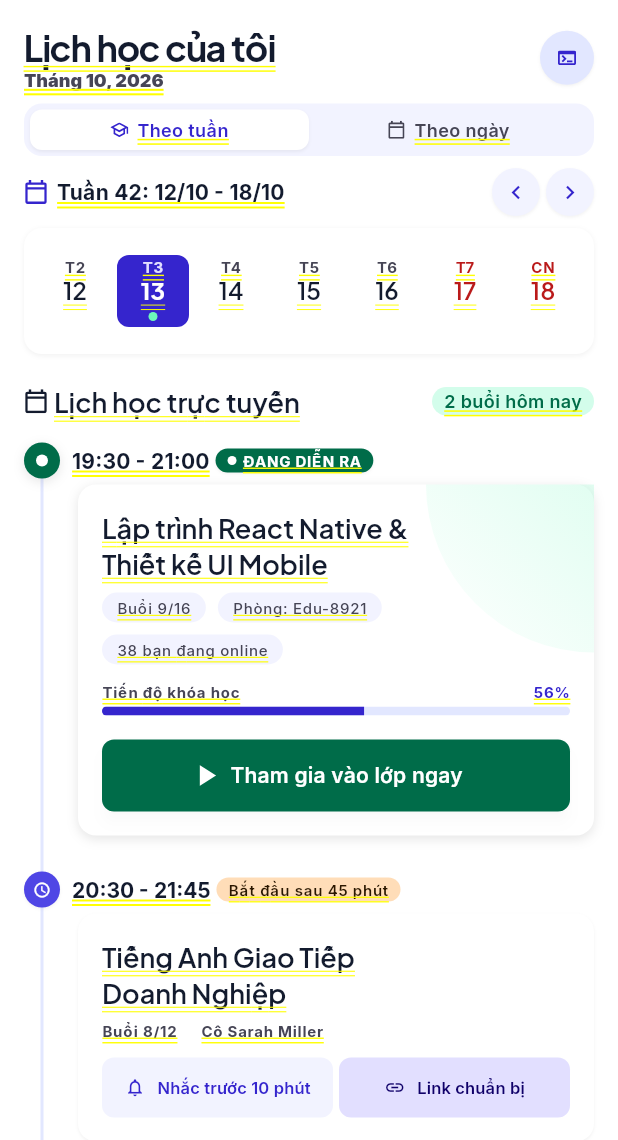
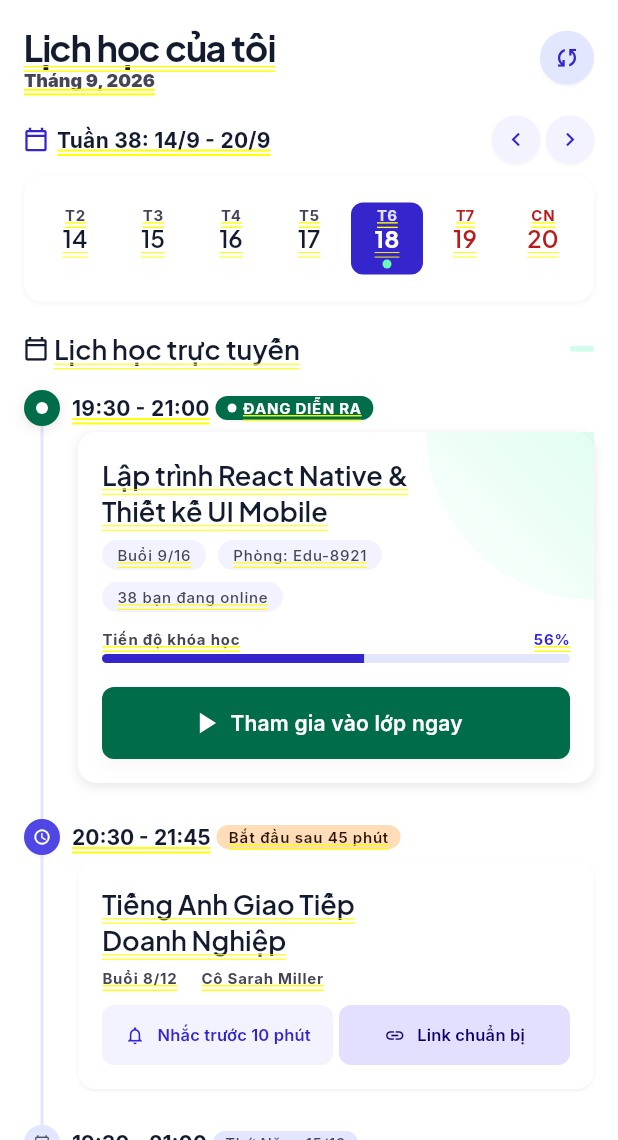
Before and after one commit to phungvanmanh/mobile-ofocus, a Flutter app: the ScheduleScreen screen opened directly, on a phone screen of 412 x 824 dp, the part 96-1236 px from its top. Run offline on Flutter 3.47's test engine with Material 3 defaults, Android fonts, the phone set to English and light mode, and no system bars; our stand-ins replace flutter_svg, fluttertoast, google_fonts, google_sign_in, image_picker, permission_handler and 1 more; missing offline and left inert: flutter_background, flutter_webrtc, livekit_client; accounts and stored records are empty.

Commit message:
Refactor SVG icons for classroom and home screens by removing unnecessary elements and optimizing dimensions. Update login and class management screens for improved error messaging and UI consistency. Enhance schedule screen functionality with dynamic week handling and improved date formatting.

```diff
--- a/lib/screens/login_screen.dart
+++ b/lib/screens/login_screen.dart
@@ -127,10 +127,7 @@ class _LoginScreenState extends State<LoginScreen> {
     if (!mounted) return;
 
     if (session == null) {
-      _showMessage(
-        'Đăng nhập thành công nhưng không lấy được token',
-        status: AppToastStatus.warning,
-      );
+      _showMessage('Đăng không thành công', status: AppToastStatus.warning);
       return;
     }
 
--- a/lib/screens/schedule_screen.dart
+++ b/lib/screens/schedule_screen.dart
@@ -15,11 +15,64 @@ class ScheduleScreen extends StatefulWidget {
 
 class _ScheduleScreenState extends State<ScheduleScreen> {
   int _modeIndex = 0;
-  int _selectedDayIndex = 1;
+  DateTime _weekStart = _mondayOfWeek(DateTime.now());
+  int? _manualDayIndex;
 
-  static const _weekDays = ['T2', 'T3', 'T4', 'T5', 'T6', 'T7', 'CN'];
-  static const _dates = ['12', '13', '14', '15', '16', '17', '18'];
+  static const _weekDayLabels = ['T2', 'T3', 'T4', 'T5', 'T6', 'T7', 'CN'];
   static const _weekendIndices = {5, 6};
+
+  static DateTime _mondayOfWeek(DateTime date) {
+    final day = DateTime(date.year, date.month, date.day);
+    return day.subtract(Duration(days: day.weekday - 1));
+  }
+
+  static int? _todayIndexInWeek(DateTime weekStart) {
+    final now = DateTime.now();
+    for (var i = 0; i < 7; i++) {
+      final day = weekStart.add(Duration(days: i));
+      if (day.year == now.year &&
+          day.month == now.month &&
+          day.day == now.day) {
+        return i;
+      }
+    }
+    return null;
+  }
+
+  int get _activeDayIndex =>
+      _manualDayIndex ?? _todayIndexInWeek(_weekStart) ?? 0;
+
+  static int _isoWeekNumber(DateTime date) {
+    final thursday = date.add(Duration(days: 4 - date.weekday));
+    final jan4 = DateTime(thursday.year, 1, 4);
+    final week1Monday = jan4.subtract(Duration(days: jan4.weekday - 1));
+    return ((thursday.difference(week1Monday).inDays) / 7).floor() + 1;
+  }
+
+  static String _formatDayMonth(DateTime date) => '${date.day}/${date.month}';
+
+  DateTime get _weekEnd => _weekStart.add(const Duration(days: 6));
+
+  List<String> get _weekDates => List.generate(
+    7,
+    (index) => '${_weekStart.add(Duration(days: index)).day}',
+  );
+
+  String get _currentMonthYear =>
+      'Tháng ${_weekStart.month}, ${_weekStart.year}';
+
+  String get _weekRangeLabel {
+    final weekNumber = _isoWeekNumber(_weekStart);
+    return 'Tuần $weekNumber: ${_formatDayMonth(_weekStart)} - '
+        '${_formatDayMonth(_weekEnd)}';
+  }
+
+  void _shiftWeek(int deltaWeeks) {
+    setState(() {
+      _weekStart = _weekStart.add(Duration(days: 7 * deltaWeeks));
+      _manualDayIndex = null;
+    });
+  }
 
   @override
   Widget build(BuildContext context) {
@@ -50,7 +103,7 @@ class _ScheduleScreenState extends State<ScheduleScreen> {
                             ),
                           ),
                           Text(
-                            'Tháng 10, 2026',
+                            _currentMonthYear,
                             style: GoogleFonts.inter(
                               fontSize: 12,
                               color: AppColors.textSecondary,
@@ -74,10 +127,10 @@ class _ScheduleScreenState extends State<ScheduleScreen> {
                   ],
                 ),
                 const SizedBox(height: 8),
-                _ModeSwitcher(
-                  selectedIndex: _modeIndex,
-                  onChanged: (index) => setState(() => _modeIndex = index),
-                ),
+                // _ModeSwitcher(
+                //   selectedIndex: _modeIndex,
+                //   onChanged: (index) => setState(() => _modeIndex = index),
+                // ),
               ],
             ),
           ),
@@ -98,7 +151,7 @@ class _ScheduleScreenState extends State<ScheduleScreen> {
                     ),
                     const SizedBox(width: 6),
                     Text(
-                      'Tuần 42: 12/10 - 18/10',
+                      _weekRangeLabel,
                       style: GoogleFonts.inter(
                         fontSize: 14,
                         fontWeight: FontWeight.w700,
@@ -107,7 +160,9 @@ class _ScheduleScreenState extends State<ScheduleScreen> {
                       ),
                     ),
                     const Spacer(),
-                    _IconCircleButton(
+                    GestureDetector(
+                      onTap: () => _shiftWeek(-1),
+                      child: _IconCircleButton(
                         size: 32,
                         backgroundColor: AppColors.surface,
                         child: Icon(
@@ -116,8 +171,11 @@ class _ScheduleScreenState extends State<ScheduleScreen> {
                           color: AppColors.primary,
                         ),
                       ),
+                    ),
                     const SizedBox(width: 4),
-                    _IconCircleButton(
+                    GestureDetector(
+                      onTap: () => _shiftWeek(1),
+                      child: _IconCircleButton(
                         size: 32,
                         backgroundColor: AppColors.surface,
                         child: Icon(
@@ -126,16 +184,17 @@ class _ScheduleScreenState extends State<ScheduleScreen> {
                           color: AppColors.primary,
                         ),
                       ),
+                    ),
                   ],
                 ),
                 const SizedBox(height: 8),
                 _WeekStrip(
-                  weekDays: _weekDays,
-                  dates: _dates,
+                  weekDays: _weekDayLabels,
+                  dates: _weekDates,
                   weekendIndices: _weekendIndices,
-                  selectedIndex: _selectedDayIndex,
+                  selectedIndex: _activeDayIndex,
                   onSelected: (index) =>
-                      setState(() => _selectedDayIndex = index),
+                      setState(() => _manualDayIndex = index),
                 ),
               ],
             ),
@@ -175,15 +234,6 @@ class _ScheduleScreenState extends State<ScheduleScreen> {
                         color: AppColors.successLight.withValues(alpha: 0.3),
                         borderRadius: BorderRadius.circular(999),
                       ),
-                      child: Text(
-                        '2 buổi hôm nay',
-                        style: GoogleFonts.inter(
-                          fontSize: 12,
-                          fontWeight: FontWeight.w600,
-                          letterSpacing: 0.24,
-                          color: AppColors.success,
-                        ),
-                      ),
                     ),
                   ],
                 ),
@@ -198,42 +248,39 @@ class _ScheduleScreenState extends State<ScheduleScreen> {
   }
 }
 
-class _ModeSwitcher extends StatelessWidget {
-  const _ModeSwitcher({
-    required this.selectedIndex,
-    required this.onChanged,
-  });
+// class _ModeSwitcher extends StatelessWidget {
+//   const _ModeSwitcher({required this.selectedIndex, required this.onChanged});
 
-  final int selectedIndex;
-  final ValueChanged<int> onChanged;
+//   final int selectedIndex;
+//   final ValueChanged<int> onChanged;
 
-  @override
-  Widget build(BuildContext context) {
-    return Container(
-      padding: const EdgeInsets.all(4),
-      decoration: BoxDecoration(
-        color: AppColors.surface,
-        borderRadius: BorderRadius.circular(12),
-      ),
-      child: Row(
-        children: [
-          _ModeTab(
-            label: 'Theo tuần',
-            iconAsset: 'assets/home/icons/7d99d.svg',
-            active: selectedIndex == 0,
-            onTap: () => onChanged(0),
-          ),
-          _ModeTab(
-            label: 'Theo ngày',
-            iconAsset: 'assets/home/icons/e327b.svg',
-            active: selectedIndex == 1,
-            onTap: () => onChanged(1),
-          ),
-        ],
-      ),
-    );
-  }
-}
+//   @override
+//   Widget build(BuildContext context) {
+//     return Container(
+//       padding: const EdgeInsets.all(4),
+//       decoration: BoxDecoration(
+//         color: AppColors.surface,
+//         borderRadius: BorderRadius.circular(12),
+//       ),
+//       child: Row(
+//         children: [
+//           _ModeTab(
+//             label: 'Theo tuần',
+//             iconAsset: 'assets/home/icons/7d99d.svg',
+//             active: selectedIndex == 0,
+//             onTap: () => onChanged(0),
+//           ),
+//           _ModeTab(
+//             label: 'Theo ngày',
+//             iconAsset: 'assets/home/icons/e327b.svg',
+//             active: selectedIndex == 1,
+//             onTap: () => onChanged(1),
+//           ),
+//         ],
+//       ),
+//     );
+//   }
+// }
 
 class _ModeTab extends StatelessWidget {
   const _ModeTab({
@@ -287,9 +334,7 @@ class _ModeTab extends StatelessWidget {
                   fontSize: 12,
                   fontWeight: FontWeight.w600,
                   letterSpacing: 0.24,
-                  color: active
-                      ? AppColors.primary
-                      : AppColors.textSecondary,
+                  color: active ? AppColors.primary : AppColors.textSecondary,
                 ),
               ),
             ],
@@ -409,10 +454,7 @@ class _ScheduleTimeline extends StatelessWidget {
           left: 11,
           top: 16,
           bottom: 16,
-          child: Container(
-            width: 2,
-            color: AppColors.surfaceBorder,
-          ),
+          child: Container(width: 2, color: AppColors.surfaceBorder),
         ),
         Column(
           children: const [
@@ -594,7 +636,8 @@ class _LiveTimelineCard extends StatelessWidget {
                       height: 48,
                       child: ElevatedButton.icon(
                         onPressed: () {
-                          Navigator.of(context).push(AppRoutes.toClassroomWaiting());
+                          Navigator.of(context)
+                              .push(AppRoutes.toClassroomWaiting());
                         },
                         icon: SvgPicture.asset(
                           'assets/home/icons/92226.svg',
@@ -680,11 +723,7 @@ class _UpcomingTodayCard extends StatelessWidget {
                   ),
                 ],
               ),
-              child: const Icon(
-                Icons.schedule,
-                size: 12,
-                color: Colors.white,
-              ),
+              child: const Icon(Icons.schedule, size: 12, color: Colors.white),
             ),
             const SizedBox(width: 8),
             Text(
@@ -998,9 +1037,7 @@ class _SecondaryButton extends StatelessWidget {
         style: TextButton.styleFrom(
           backgroundColor: backgroundColor,
           padding: const EdgeInsets.symmetric(horizontal: 8),
-          shape: RoundedRectangleBorder(
-            borderRadius: BorderRadius.circular(8),
-          ),
+          shape: RoundedRectangleBorder(borderRadius: BorderRadius.circular(8)),
         ),
       ),
     );
```
Also changed, not shown: lib/screens/classroom/classroom_waiting_screen.dart (+39 -22 lines), lib/screens/my_classes_screen.dart (+22 -19 lines), lib/widgets/classroom/classroom_icons.dart (+8 -1 lines), lib/widgets/classroom/classroom_widgets.dart (+16 -17 lines), assets/classroom/icons/end_call.svg, assets/classroom/icons/more.svg, assets/classroom/icons/play.svg, assets/classroom/icons/speaker.svg, assets/home/icons/76a8d.svg. Lines whose indentation alone changed are shown as unchanged.
